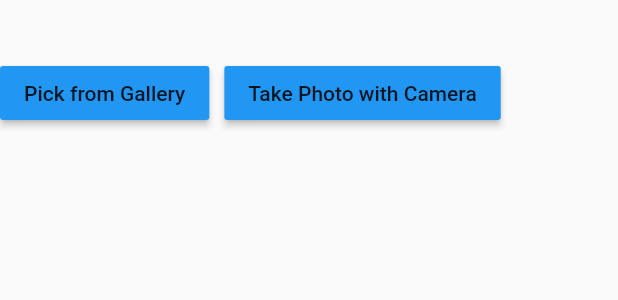
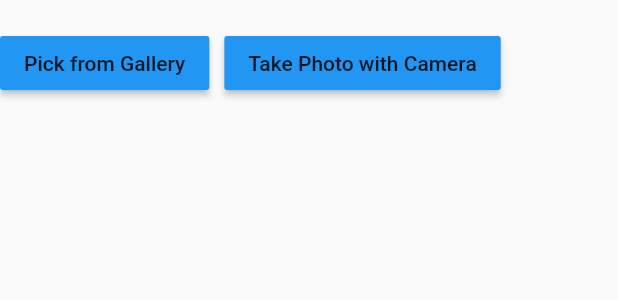
Before and after one commit to a307/tru-dawson-project, a Flutter app: the PictureWidget widget shown alone on an empty page, opened directly with empty values, on a phone screen of 412 x 824 dp. Shown: the top 300 px of the screen. Run offline on Flutter 3.47's test engine with Material 2 defaults, Android fonts, the phone set to English and light mode, and no system bars; our stand-ins replace cloud_firestore, firebase_auth, firebase_core, firebase_database, flutter_form_builder, form_builder_validators and 1 more; accounts and stored records are empty.

Commit message:
CLeaning up form

```diff
--- a/tru_dawson_project/lib/generation.dart
+++ b/tru_dawson_project/lib/generation.dart
@@ -168,7 +168,8 @@ List<Widget> generateForm(Map<String, dynamic>? form) {
                   FormBuilderTextField(
                     name: controlName,
                     decoration: InputDecoration(labelText: controlName),
-                  )
+                  ),
+                  SizedBox(height: 20)
                 ],
               ));
               break;
--- a/tru_dawson_project/lib/picture_form.dart
+++ b/tru_dawson_project/lib/picture_form.dart
@@ -27,7 +27,6 @@ class _PictureWidgetState extends State<PictureWidget> {
     return Column(
       crossAxisAlignment: CrossAxisAlignment.start,
       children: [
-        SizedBox(height: 20),
         Text(
           widget.controlName ?? "",
           textScaleFactor: 1.1,
@@ -57,7 +56,7 @@ class _PictureWidgetState extends State<PictureWidget> {
                 width: 100.0,
                 height: 100.0,
               )
-            : const Text(""),
+            : SizedBox(height: 0),
         _selectedFile != null &&
                     defaultTargetPlatform == TargetPlatform.android ||
                 defaultTargetPlatform == TargetPlatform.iOS
@@ -67,7 +66,7 @@ class _PictureWidgetState extends State<PictureWidget> {
                 width: 100.0,
                 height: 100.0,
               )
-            : const Text(""),
+            : SizedBox(height: 0),
         SizedBox(height: 20)
       ],
     );
```
